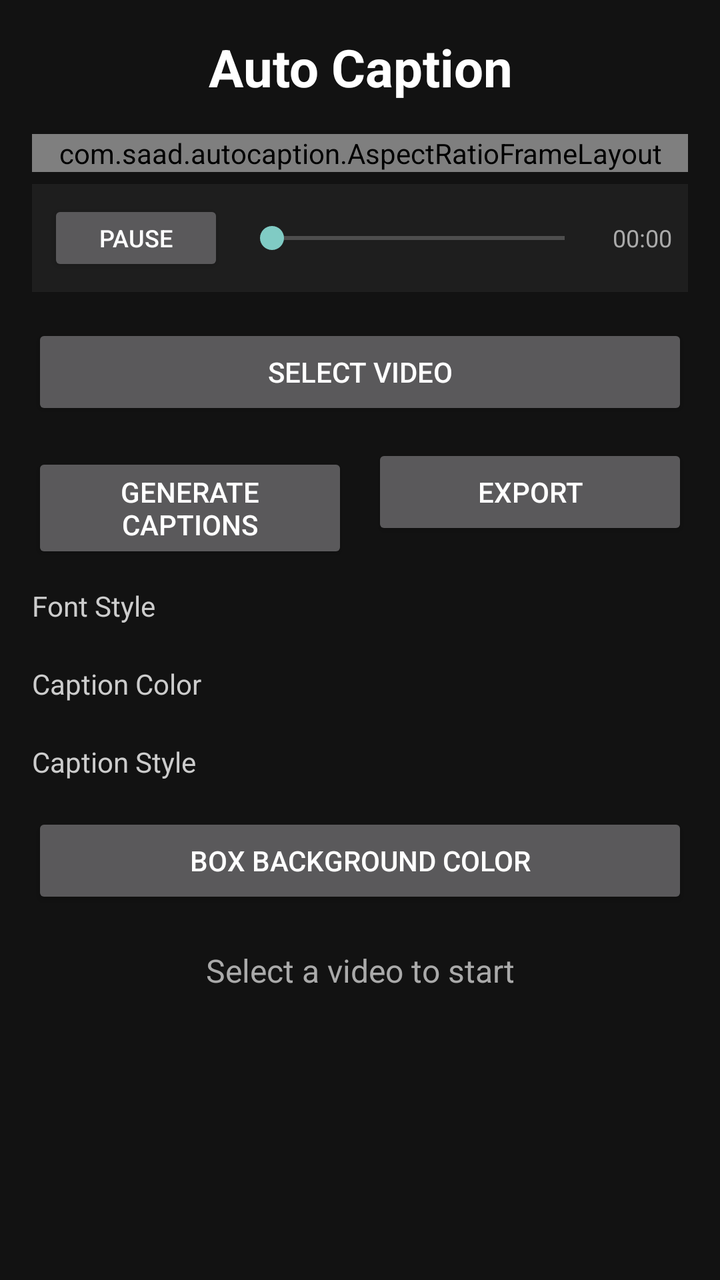
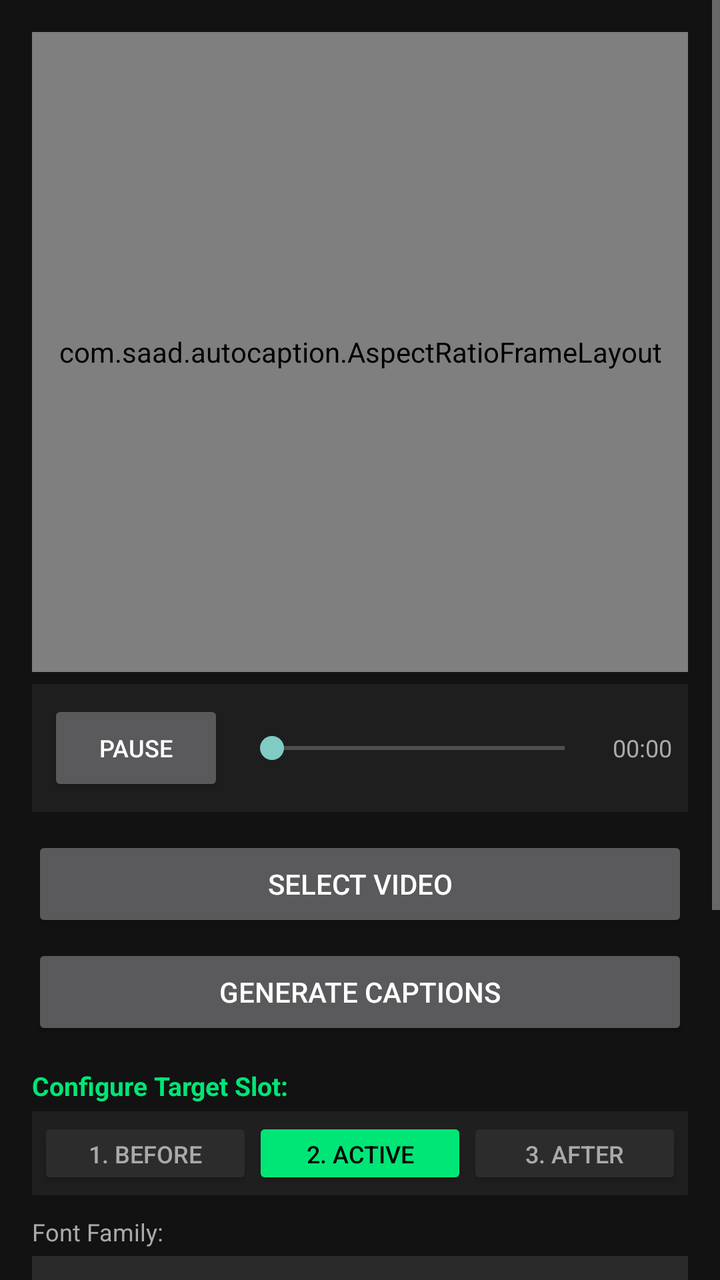

An Android layout rendered at two revisions. The XML below is the earlier revision; the diff shows what the commit changed to produce the second picture.
<!-- AndroidManifest.xml: application theme Theme.AppCompat -->
<!-- res/layout/layout_main.xml -->
<?xml version="1.0" encoding="utf-8"?>
<ScrollView
    xmlns:android="http://schemas.android.com/apk/res/android"
    android:layout_width="match_parent"
    android:layout_height="match_parent"
    android:background="#121212">

    <LinearLayout
        android:layout_width="match_parent"
        android:layout_height="wrap_content"
        android:orientation="vertical"
        android:padding="16dp">

        <TextView
            android:layout_width="match_parent"
            android:layout_height="wrap_content"
            android:text="Auto Caption"
            android:textSize="26sp"
            android:textStyle="bold"
            android:textColor="#FFFFFF"
            android:gravity="center"
            android:layout_marginBottom="16dp" />

        <com.saad.autocaption.AspectRatioFrameLayout
            android:id="@+id/videoPreviewContainer"
            android:layout_width="match_parent"
            android:layout_height="wrap_content"
            android:background="#000000">

            <SurfaceView
                android:id="@+id/videoSurface"
                android:layout_width="match_parent"
                android:layout_height="match_parent" />

            <FrameLayout
                android:id="@+id/captionLayer"
                android:layout_width="match_parent"
                android:layout_height="match_parent"
                android:clipChildren="false"
                android:clipToPadding="false">

                <TextView
                    android:id="@+id/wordSlotBefore"
                    android:layout_width="wrap_content"
                    android:layout_height="wrap_content"
                    android:layout_gravity="bottom|center_horizontal"
                    android:textColor="#CCCCCC"
                    android:textSize="22sp"
                    android:padding="4dp" />

                <TextView
                    android:id="@+id/wordSlotActive"
                    android:layout_width="wrap_content"
                    android:layout_height="wrap_content"
                    android:layout_gravity="bottom|center_horizontal"
                    android:textColor="#FFFFFF"
                    android:textStyle="bold"
                    android:textSize="22sp"
                    android:padding="6dp" />

                <TextView
                    android:id="@+id/wordSlotAfter"
                    android:layout_width="wrap_content"
                    android:layout_height="wrap_content"
                    android:layout_gravity="bottom|center_horizontal"
                    android:textColor="#CCCCCC"
                    android:textSize="22sp"
                    android:padding="4dp" />

            </FrameLayout>

        </com.saad.autocaption.AspectRatioFrameLayout>

        
        <LinearLayout
            android:id="@+id/playerControlLayout"
            android:layout_width="match_parent"
            android:layout_height="wrap_content"
            android:orientation="horizontal"
            android:gravity="center_vertical"
            android:padding="8dp"
            android:background="#1E1E1E"
            android:layout_marginTop="6dp">

            <Button
                android:id="@+id/playPauseButton"
                android:layout_width="wrap_content"
                android:layout_height="38dp"
                android:text="Pause"
                android:textSize="12sp"
                android:textColor="#FFFFFF" />

            <SeekBar
                android:id="@+id/videoSeekBar"
                android:layout_width="0dp"
                android:layout_height="wrap_content"
                android:layout_weight="1"
                android:layout_marginStart="8dp"
                android:layout_marginEnd="8dp" />

            <TextView
                android:id="@+id/timeText"
                android:layout_width="wrap_content"
                android:layout_height="wrap_content"
                android:text="00:00"
                android:textColor="#AAAAAA"
                android:textSize="12sp" />
        </LinearLayout>

        <Button
            android:id="@+id/selectVideoButton"
            android:layout_width="match_parent"
            android:layout_height="wrap_content"
            android:text="Select Video"
            android:layout_marginTop="16dp" />

        <LinearLayout
            android:layout_width="match_parent"
            android:layout_height="wrap_content"
            android:orientation="horizontal"
            android:layout_marginTop="12dp">

            <Button
                android:id="@+id/generateCaptionsButton"
                android:layout_width="0dp"
                android:layout_height="wrap_content"
                android:layout_weight="1"
                android:layout_marginEnd="6dp"
                android:text="Generate Captions" />

            <Button
                android:id="@+id/exportButton"
                android:layout_width="0dp"
                android:layout_height="wrap_content"
                android:layout_weight="1"
                android:layout_marginStart="6dp"
                android:text="Export" />

        </LinearLayout>

        <TextView
            android:layout_width="wrap_content"
            android:layout_height="wrap_content"
            android:text="Font Style"
            android:textColor="#CCCCCC"
            android:textSize="14sp"
            android:layout_marginTop="16dp" />

        <Spinner
            android:id="@+id/fontStyleSpinner"
            android:layout_width="match_parent"
            android:layout_height="wrap_content"
            android:background="#1E1E1E"
            android:popupBackground="#1E1E1E"
            android:layout_marginTop="4dp" />

        <TextView
            android:layout_width="wrap_content"
            android:layout_height="wrap_content"
            android:text="Caption Color"
            android:textColor="#CCCCCC"
            android:textSize="14sp"
            android:layout_marginTop="16dp" />

        <Spinner
            android:id="@+id/captionColorSpinner"
            android:layout_width="match_parent"
            android:layout_height="wrap_content"
            android:background="#1E1E1E"
            android:popupBackground="#1E1E1E"
            android:layout_marginTop="4dp" />

        <TextView
            android:layout_width="wrap_content"
            android:layout_height="wrap_content"
            android:text="Caption Style"
            android:textColor="#CCCCCC"
            android:textSize="14sp"
            android:layout_marginTop="16dp" />

        <Spinner
            android:id="@+id/captionStyleSpinner"
            android:layout_width="match_parent"
            android:layout_height="wrap_content"
            android:background="#1E1E1E"
            android:popupBackground="#1E1E1E"
            android:layout_marginTop="4dp" />

        <Button
            android:id="@+id/boxColorButton"
            android:layout_width="match_parent"
            android:layout_height="wrap_content"
            android:text="Box Background Color"
            android:layout_marginTop="12dp" />

        <TextView
            android:id="@+id/statusText"
            android:layout_width="match_parent"
            android:layout_height="wrap_content"
            android:text="Select a video to start"
            android:textSize="16sp"
            android:textColor="#AAAAAA"
            android:gravity="center"
            android:layout_marginTop="20dp" />

    </LinearLayout>
</ScrollView>
<!-- resources referenced by this layout -->
<resources>

</resources>

<!-- the commit's change to res/layout/layout_main.xml (unified diff, before → after) -->
@@ -1,9 +1,9 @@
 <?xml version="1.0" encoding="utf-8"?>
-<ScrollView
-    xmlns:android="http://schemas.android.com/apk/res/android"
+<ScrollView xmlns:android="http://schemas.android.com/apk/res/android"
     android:layout_width="match_parent"
     android:layout_height="match_parent"
-    android:background="#121212">
+    android:background="#121212"
+    android:fillViewport="true">
 
     <LinearLayout
         android:layout_width="match_parent"
@@ -11,20 +11,11 @@
         android:orientation="vertical"
         android:padding="16dp">
 
-        <TextView
-            android:layout_width="match_parent"
-            android:layout_height="wrap_content"
-            android:text="Auto Caption"
-            android:textSize="26sp"
-            android:textStyle="bold"
-            android:textColor="#FFFFFF"
-            android:gravity="center"
-            android:layout_marginBottom="16dp" />
-
         <com.saad.autocaption.AspectRatioFrameLayout
             android:id="@+id/videoPreviewContainer"
             android:layout_width="match_parent"
-            android:layout_height="wrap_content"
+            android:layout_height="320dp"
+            android:layout_gravity="center_horizontal"
             android:background="#000000">
 
             <SurfaceView
@@ -32,10 +23,13 @@
                 android:layout_width="match_parent"
                 android:layout_height="match_parent" />
 
-            <FrameLayout
-                android:id="@+id/captionLayer"
+            <LinearLayout
+                android:id="@+id/captionsOverlayLayout"
                 android:layout_width="match_parent"
-                android:layout_height="match_parent"
+                android:layout_height="wrap_content"
+                android:layout_gravity="center"
+                android:gravity="center"
+                android:orientation="horizontal"
                 android:clipChildren="false"
                 android:clipToPadding="false">
 
@@ -43,32 +37,26 @@
                     android:id="@+id/wordSlotBefore"
                     android:layout_width="wrap_content"
                     android:layout_height="wrap_content"
-                    android:layout_gravity="bottom|center_horizontal"
+                    android:padding="4dp"
                     android:textColor="#CCCCCC"
-                    android:textSize="22sp"
-                    android:padding="4dp" />
+                    android:textSize="22sp" />
 
                 <TextView
                     android:id="@+id/wordSlotActive"
                     android:layout_width="wrap_content"
                     android:layout_height="wrap_content"
-                    android:layout_gravity="bottom|center_horizontal"
-                    android:textColor="#FFFFFF"
-                    android:textStyle="bold"
-                    android:textSize="22sp"
-                    android:padding="6dp" />
+                    android:padding="4dp"
+                    android:textColor="#FFFF00"
+                    android:textSize="22sp" />
 
                 <TextView
                     android:id="@+id/wordSlotAfter"
                     android:layout_width="wrap_content"
                     android:layout_height="wrap_content"
-                    android:layout_gravity="bottom|center_horizontal"
+                    android:padding="4dp"
                     android:textColor="#CCCCCC"
-                    android:textSize="22sp"
-                    android:padding="4dp" />
-
-            </FrameLayout>
-
+                    android:textSize="22sp" />
+            </LinearLayout>
         </com.saad.autocaption.AspectRatioFrameLayout>
 
         
@@ -85,7 +73,7 @@
             <Button
                 android:id="@+id/playPauseButton"
                 android:layout_width="wrap_content"
-                android:layout_height="38dp"
+                android:layout_height="wrap_content"
                 android:text="Pause"
                 android:textSize="12sp"
                 android:textColor="#FFFFFF" />
@@ -111,97 +99,133 @@
             android:id="@+id/selectVideoButton"
             android:layout_width="match_parent"
             android:layout_height="wrap_content"
-            android:text="Select Video"
-            android:layout_marginTop="16dp" />
+            android:layout_marginTop="12dp"
+            android:text="Select Video" />
+
+        <Button
+            android:id="@+id/generateCaptionsButton"
+            android:layout_width="match_parent"
+            android:layout_height="wrap_content"
+            android:layout_marginTop="6dp"
+            android:text="Generate Captions" />
+
+        
+        <TextView
+            android:layout_width="wrap_content"
+            android:layout_height="wrap_content"
+            android:text="Configure Target Slot:"
+            android:textColor="#00E676"
+            android:textSize="13sp"
+            android:textStyle="bold"
+            android:layout_marginTop="14dp"
+            android:layout_marginBottom="4dp"/>
 
         <LinearLayout
             android:layout_width="match_parent"
-            android:layout_height="wrap_content"
+            android:layout_height="42dp"
             android:orientation="horizontal"
-            android:layout_marginTop="12dp">
-
-            <Button
-                android:id="@+id/generateCaptionsButton"
-                android:layout_width="0dp"
-                android:layout_height="wrap_content"
-                android:layout_weight="1"
-                android:layout_marginEnd="6dp"
-                android:text="Generate Captions" />
-
-            <Button
-                android:id="@+id/exportButton"
-                android:layout_width="0dp"
-                android:layout_height="wrap_content"
-                android:layout_weight="1"
-                android:layout_marginStart="6dp"
-                android:text="Export" />
-
+            android:background="#1F1F1F"
+            android:padding="3dp">
+
+            <Button
+                android:id="@+id/btnSlotBefore"
+                android:layout_width="0dp"
+                android:layout_height="match_parent"
+                android:layout_weight="1"
+                android:text="1. Before"
+                android:textSize="12sp"
+                android:textColor="#AAAAAA"
+                android:backgroundTint="#2C2C2C" />
+
+            <Button
+                android:id="@+id/btnSlotActive"
+                android:layout_width="0dp"
+                android:layout_height="match_parent"
+                android:layout_weight="1"
+                android:text="2. Active"
+                android:textSize="12sp"
+                android:textColor="#000000"
+                android:backgroundTint="#00E676" />
+
+            <Button
+                android:id="@+id/btnSlotAfter"
+                android:layout_width="0dp"
+                android:layout_height="match_parent"
+                android:layout_weight="1"
+                android:text="3. After"
+                android:textSize="12sp"
+                android:textColor="#AAAAAA"
+                android:backgroundTint="#2C2C2C" />
         </LinearLayout>
 
         <TextView
             android:layout_width="wrap_content"
             android:layout_height="wrap_content"
-            android:text="Font Style"
-            android:textColor="#CCCCCC"
-            android:textSize="14sp"
-            android:layout_marginTop="16dp" />
+            android:text="Font Family:"
+            android:textColor="#AAAAAA"
+            android:textSize="12sp"
+            android:layout_marginTop="10dp" />
 
         <Spinner
             android:id="@+id/fontStyleSpinner"
             android:layout_width="match_parent"
             android:layout_height="wrap_content"
-            android:background="#1E1E1E"
-            android:popupBackground="#1E1E1E"
+            android:background="#2A2A2A"
+            android:padding="8dp"
             android:layout_marginTop="4dp" />
 
         <TextView
             android:layout_width="wrap_content"
             android:layout_height="wrap_content"
-            android:text="Caption Color"
-            android:textColor="#CCCCCC"
-            android:textSize="14sp"
-            android:layout_marginTop="16dp" />
+            android:text="Slot Text Color:"
+            android:textColor="#AAAAAA"
+            android:textSize="12sp"
+            android:layout_marginTop="10dp" />
 
         <Spinner
             android:id="@+id/captionColorSpinner"
             android:layout_width="match_parent"
             android:layout_height="wrap_content"
-            android:background="#1E1E1E"
-            android:popupBackground="#1E1E1E"
+            android:background="#2A2A2A"
+            android:padding="8dp"
             android:layout_marginTop="4dp" />
 
         <TextView
             android:layout_width="wrap_content"
             android:layout_height="wrap_content"
-            android:text="Caption Style"
-            android:textColor="#CCCCCC"
-            android:textSize="14sp"
-            android:layout_marginTop="16dp" />
+            android:text="Slot Style:"
+            android:textColor="#AAAAAA"
+            android:textSize="12sp"
+            android:layout_marginTop="10dp" />
 
         <Spinner
             android:id="@+id/captionStyleSpinner"
             android:layout_width="match_parent"
             android:layout_height="wrap_content"
-            android:background="#1E1E1E"
-            android:popupBackground="#1E1E1E"
+            android:background="#2A2A2A"
+            android:padding="8dp"
             android:layout_marginTop="4dp" />
 
         <Button
             android:id="@+id/boxColorButton"
             android:layout_width="match_parent"
             android:layout_height="wrap_content"
-            android:text="Box Background Color"
-            android:layout_marginTop="12dp" />
+            android:layout_marginTop="10dp"
+            android:text="Set Box Background Color" />
+
+        <Button
+            android:id="@+id/exportButton"
+            android:layout_width="match_parent"
+            android:layout_height="wrap_content"
+            android:layout_marginTop="12dp"
+            android:text="Export Video" />
 
         <TextView
             android:id="@+id/statusText"
             android:layout_width="match_parent"
             android:layout_height="wrap_content"
-            android:text="Select a video to start"
-            android:textSize="16sp"
-            android:textColor="#AAAAAA"
-            android:gravity="center"
-            android:layout_marginTop="20dp" />
-
+            android:layout_marginTop="12dp"
+            android:textColor="#AAAAAA"
+            android:textSize="13sp" />
     </LinearLayout>
 </ScrollView>
